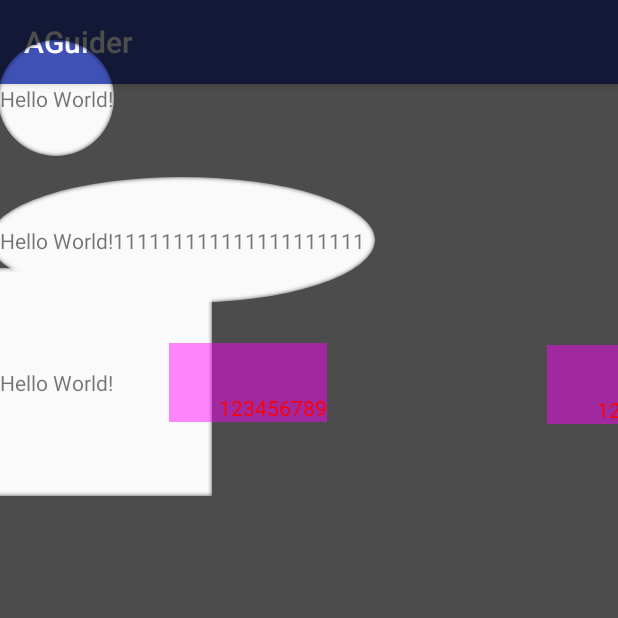
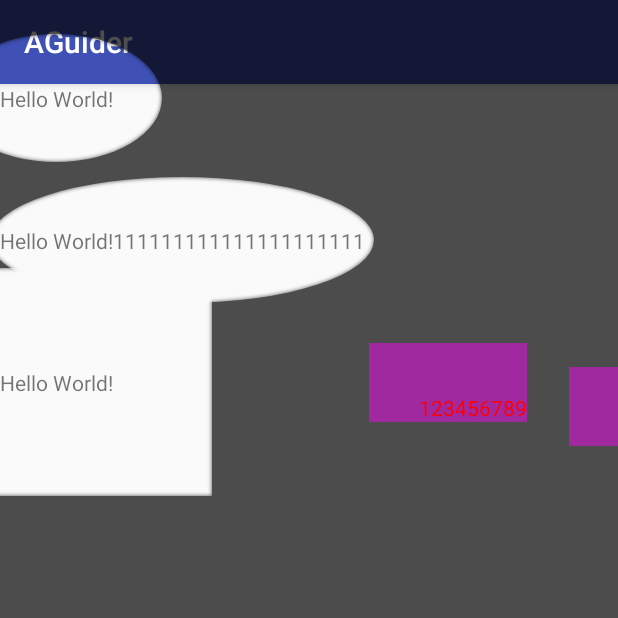
Before and after one commit to leguang/AGuider, an Android app: the screen it shows after launch (MainActivity), after a tap on "Hello World!", on a phone screen of 412 x 824 dp, the top half of it. Run offline under Robolectric (Android 15) with nearby library versions, the phone set to English and light mode, and no system bars; libraries missing offline, so code that uses them is left out: com.socks.library; 19 statements that could not run were skipped.

```diff
--- a/app/src/main/java/cn/itsite/aguider/demo/MainActivity.java
+++ b/app/src/main/java/cn/itsite/aguider/demo/MainActivity.java
@@ -15,7 +15,6 @@ import cn.itsite.aguider.AGuiderListener;
 import cn.itsite.aguider.Guide;
 import cn.itsite.aguider.Guider;
 import cn.itsite.aguider.position.Position;
-import cn.itsite.aguider.shape.CircleHighlight;
 import cn.itsite.aguider.shape.OvalHighlight;
 import cn.itsite.aguider.shape.RoundRectHighlight;
 
@@ -45,7 +44,7 @@ public class MainActivity extends AppCompatActivity {
             public void onClick(View v) {
                 final Guide guide0 = new Guide.Builder()
                         .setPoint(target0)
-                        .setHighlight(new CircleHighlight(target0.getWidth(), target0.getHeight()))
+                        .setHighlight(new OvalHighlight(target0.getWidth(), target0.getHeight(), 50))
                         .setPosition(Position.bottomLeft())
                         .setDescription(getDesView())
                         .build();
--- a/library/src/main/java/cn/itsite/aguider/GuiderView.java
+++ b/library/src/main/java/cn/itsite/aguider/GuiderView.java
@@ -1,5 +1,7 @@
 package cn.itsite.aguider;
 
+import android.animation.TimeInterpolator;
+import android.animation.ValueAnimator;
 import android.content.Context;
 import android.graphics.BlurMaskFilter;
 import android.graphics.Canvas;
@@ -13,6 +15,7 @@ import android.util.AttributeSet;
 import android.view.MotionEvent;
 import android.view.View;
 import android.view.ViewTreeObserver;
+import android.view.animation.DecelerateInterpolator;
 import android.widget.FrameLayout;
 
 import com.socks.library.KLog;
@@ -31,6 +34,7 @@ public class GuiderView extends FrameLayout implements ViewTreeObserver.OnGlobal
     private Paint mPaint;
     private int backgroundColor = 0xb2000000;
     private Guider.Builder builder;
+    private ValueAnimator animator;
 
     public GuiderView(@NonNull Context context) {
         this(context, null);
@@ -190,17 +194,23 @@ public class GuiderView extends FrameLayout implements ViewTreeObserver.OnGlobal
     @Override
     protected void onDraw(Canvas canvas) {
         KLog.e("onDraw………………………………………………………………");
-
         canvas.drawColor(builder.backgroundColor == 0 ? backgroundColor : builder.backgroundColor);
         if (builder.guides != null) {
             for (Guide guide : builder.guides) {
-                guide.getHighlight().draw(canvas, mPaint, guide.getX(), guide.getY());
+
+                if (animator != null) {
+                    guide.getHighlight().draw(canvas, mPaint, guide.getX(), guide.getY(), (int) animator.getAnimatedValue());
+
+                }
+
             }
         }
     }
 
     @Override
     public boolean onTouchEvent(MotionEvent event) {
+        KLog.e("onTouchEvent");
+
         return super.onTouchEvent(event);
     }
 
@@ -213,7 +223,44 @@ public class GuiderView extends FrameLayout implements ViewTreeObserver.OnGlobal
 
 
         }
+    }
 
+    /**
+     * starts an animation to show.
+     *
+     * @param x         initial position x where the circle is showing up
+     * @param y         initial position y where the circle is showing up
+     * @param radius    radius of the circle
+     * @param duration  duration of the animation
+     * @param animation type of the animation
+     */
+    void turnUp(float x, float y, float radius, long duration, TimeInterpolator animation) {
+//        this.point.set(x, y);
+//        animator = ValueAnimator.ofFloat(0f, radius);
+//        animator.addUpdateListener(new ValueAnimator.AnimatorUpdateListener() {
+//            @Override
+//            public void onAnimationUpdate(ValueAnimator animation) {
+//                SpotlightView.this.invalidate();
+//            }
+//        });
+//        animator.setInterpolator(animation);
+//        animator.setDuration(duration);
+//        animator.start();
+    }
 
+    @Override
+    protected void onAttachedToWindow() {
+        super.onAttachedToWindow();
+        KLog.e("onAttachedToWindow");
+        animator = ValueAnimator.ofInt(0, builder.guides.get(0).getHighlight().getMax());
+        animator.addUpdateListener(new ValueAnimator.AnimatorUpdateListener() {
+            @Override
+            public void onAnimationUpdate(ValueAnimator animation) {
+                GuiderView.this.invalidate();
+            }
+        });
+        animator.setInterpolator(new DecelerateInterpolator(2F));
+        animator.setDuration(5000);
+        animator.start();
     }
 }
--- a/library/src/main/java/cn/itsite/aguider/shape/CircleHighlight.java
+++ b/library/src/main/java/cn/itsite/aguider/shape/CircleHighlight.java
@@ -2,6 +2,8 @@ package cn.itsite.aguider.shape;
 
 import android.graphics.Canvas;
 import android.graphics.Paint;
+
+import com.socks.library.KLog;
 
 /**
  * @author leguang
@@ -23,17 +25,26 @@ public class CircleHighlight implements Highlight {
         this.width = width;
         this.height = height;
         this.padding = padding;
-        this.radius = (int) Math.hypot((double) width, (double) height) / 2;
+        this.radius = ((int) Math.hypot((double) width, (double) height) / 2) + padding;
     }
 
     @Override
     public void draw(Canvas canvas, Paint paint, int x, int y) {
-        canvas.drawCircle(x, y, radius + padding, paint);
+        canvas.drawCircle(x, y, radius, paint);
+    }
+
+    @Override
+    public void draw(Canvas canvas, Paint paint, int x, int y, int value) {
+        KLog.e("value--" + value);
+        KLog.e("radius--" + radius);
+        if (value <= radius) {
+            canvas.drawCircle(x, y, value, paint);
+        }
     }
 
     @Override
     public int getWidth() {
-        return radius + padding;
+        return radius;
     }
 
     public void setWidth(int width) {
@@ -46,7 +57,12 @@ public class CircleHighlight implements Highlight {
 
     @Override
     public int getHeight() {
-        return radius + padding;
+        return radius;
+    }
+
+    @Override
+    public int getMax() {
+        return radius;
     }
 
     public int getRadius() {
--- a/library/src/main/java/cn/itsite/aguider/shape/Highlight.java
+++ b/library/src/main/java/cn/itsite/aguider/shape/Highlight.java
@@ -20,7 +20,12 @@ public interface Highlight {
      */
     void draw(Canvas canvas, Paint paint, int x, int y);
 
+    void draw(Canvas canvas, Paint paint, int x, int y,int value);
+
     int getWidth();
 
     int getHeight();
+
+    int getMax();
+
 }
--- a/library/src/main/java/cn/itsite/aguider/shape/OvalHighlight.java
+++ b/library/src/main/java/cn/itsite/aguider/shape/OvalHighlight.java
@@ -20,17 +20,39 @@ public class OvalHighlight implements Highlight {
     }
 
     public OvalHighlight(int width, int height, int padding) {
-        this.width = width;
-        this.height = height;
+        this.width = width + padding * 2;
+        this.height = height + padding * 2;
         this.padding = padding;
     }
 
     @Override
     public void draw(Canvas canvas, Paint paint, int x, int y) {
-        final int left = x - width / 2 - padding;
-        final int top = y - height / 2 - padding;
-        final int right = x + width / 2 + padding;
-        final int bottom = y + height / 2 + padding;
+        final int left = x - width / 2;
+        final int top = y - height / 2;
+        final int right = x + width / 2;
+        final int bottom = y + height / 2;
+        final RectF rectF = new RectF(left, top, right, bottom);
+        canvas.drawOval(rectF, paint);
+    }
+
+    @Override
+    public void draw(Canvas canvas, Paint paint, int x, int y, int value) {
+        int left = x - value;
+        int top = y - value;
+        int right = x + value;
+        int bottom = y + value;
+        if (left < x - width / 2) {
+            left = x - width / 2;
+        }
+        if (top < y - height / 2) {
+            top = y - height / 2;
+        }
+        if (right > x + width / 2) {
+            right = x + width / 2;
+        }
+        if (bottom > y + height / 2) {
+            bottom = y + height / 2;
+        }
         final RectF rectF = new RectF(left, top, right, bottom);
         canvas.drawOval(rectF, paint);
     }
@@ -53,6 +75,11 @@ public class OvalHighlight implements Highlight {
         return height;
     }
 
+    @Override
+    public int getMax() {
+        return Math.max(width, height);
+    }
+
     public int getPadding() {
         return padding;
     }
--- a/library/src/main/java/cn/itsite/aguider/shape/RoundRectHighlight.java
+++ b/library/src/main/java/cn/itsite/aguider/shape/RoundRectHighlight.java
@@ -25,18 +25,40 @@ public class RoundRectHighlight implements Highlight {
     }
 
     public RoundRectHighlight(int width, int height, int padding, int radius) {
-        this.width = width;
-        this.height = height;
+        this.width = width + padding * 2;
+        this.height = height + padding * 2;
         this.padding = padding;
         this.radius = radius;
     }
 
     @Override
     public void draw(Canvas canvas, Paint paint, int x, int y) {
-        final int left = x - width / 2 - padding;
-        final int top = y - height / 2 - padding;
-        final int right = x + width / 2 + padding;
-        final int bottom = y + height / 2 + padding;
+        final int left = x - width / 2;
+        final int top = y - height / 2;
+        final int right = x + width / 2;
+        final int bottom = y + height / 2;
+        final RectF rectF = new RectF(left, top, right, bottom);
+        canvas.drawRoundRect(rectF, radius, radius, paint);
+    }
+
+    @Override
+    public void draw(Canvas canvas, Paint paint, int x, int y, int value) {
+        int left = x - value;
+        int top = y - value;
+        int right = x + value;
+        int bottom = y + value;
+        if (left < x - width / 2) {
+            left = x - width / 2;
+        }
+        if (top < y - height / 2) {
+            top = y - height / 2;
+        }
+        if (right > x + width / 2) {
+            right = x + width / 2;
+        }
+        if (bottom > y + height / 2) {
+            bottom = y + height / 2;
+        }
         final RectF rectF = new RectF(left, top, right, bottom);
         canvas.drawRoundRect(rectF, radius, radius, paint);
     }
@@ -74,4 +96,9 @@ public class RoundRectHighlight implements Highlight {
     public void setRadius(int radius) {
         this.radius = radius;
     }
+
+    @Override
+    public int getMax() {
+        return Math.max(width, height);
+    }
 }
```
Also changed, not shown: library/src/main/java/cn/itsite/aguider/shape/RectHighlight.java (+33 -6 lines).
